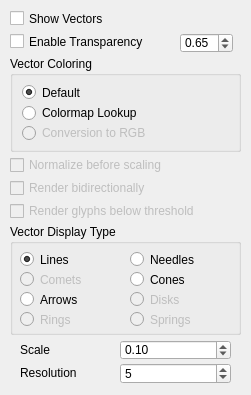
Before: the Qt Designer form src/Interface/Modules/Visualization/ShowFieldGlyphsVectorTab.ui in SCIInstitute/SCIRun, drawn with Qt 5.
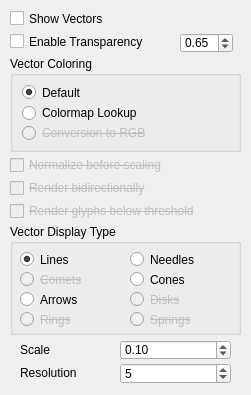
After: the same form once the commit is applied.

What changed in the file:
```diff
--- a/src/Interface/Modules/Visualization/ShowFieldGlyphsVectorTab.ui
+++ b/src/Interface/Modules/Visualization/ShowFieldGlyphsVectorTab.ui
@@ -109,6 +109,11 @@
       <height>21</height>
      </rect>
     </property>
+    <property name="font">
+     <font>
+      <strikeout>true</strikeout>
+     </font>
+    </property>
     <property name="text">
      <string>Comets</string>
     </property>
@@ -151,6 +156,11 @@
       <height>21</height>
      </rect>
     </property>
+    <property name="font">
+     <font>
+      <strikeout>true</strikeout>
+     </font>
+    </property>
     <property name="text">
      <string>Springs</string>
     </property>
@@ -167,6 +177,11 @@
       <height>21</height>
      </rect>
     </property>
+    <property name="font">
+     <font>
+      <strikeout>true</strikeout>
+     </font>
+    </property>
     <property name="text">
      <string>Rings</string>
     </property>
@@ -183,6 +198,11 @@
       <height>21</height>
      </rect>
     </property>
+    <property name="font">
+     <font>
+      <strikeout>true</strikeout>
+     </font>
+    </property>
     <property name="text">
      <string>Disks</string>
     </property>
@@ -225,6 +245,11 @@
      <height>20</height>
     </size>
    </property>
+   <property name="font">
+    <font>
+     <strikeout>true</strikeout>
+    </font>
+   </property>
    <property name="text">
     <string>Normalize before scaling</string>
    </property>
@@ -247,6 +272,11 @@
      <height>20</height>
     </size>
    </property>
+   <property name="font">
+    <font>
+     <strikeout>true</strikeout>
+    </font>
+   </property>
    <property name="text">
     <string>Render bidirectionally</string>
    </property>
@@ -288,6 +318,11 @@
      <height>20</height>
     </size>
    </property>
+   <property name="font">
+    <font>
+     <strikeout>true</strikeout>
+    </font>
+   </property>
    <property name="text">
     <string>Render glyphs below threshold</string>
    </property>
@@ -333,6 +368,11 @@
       <property name="enabled">
        <bool>false</bool>
       </property>
+      <property name="font">
+       <font>
+        <strikeout>true</strikeout>
+       </font>
+      </property>
       <property name="text">
        <string>Conversion to RGB</string>
       </property>
```
